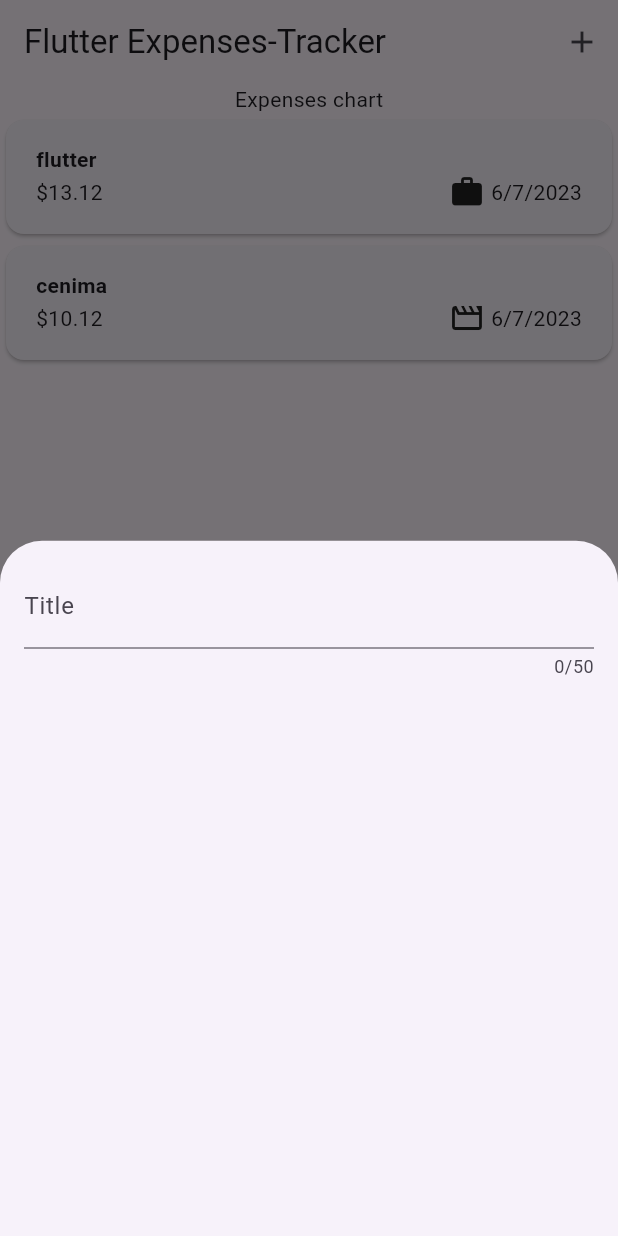
After one commit to akashdevav/Flutter_expense-tracker, a Flutter app: the screen it shows after launch, after a tap on the "add" icon, on a phone screen of 412 x 824 dp. The commit adds this screen. Run offline on Flutter 3.47's test engine with Material 2 defaults, Android fonts, the phone set to English and light mode, and no system bars.

Commit message:
added appbar add icon functionallity to onpress event that can performs to open new_bottom_overlay

```diff
--- a/expense_app/lib/main.dart
+++ b/expense_app/lib/main.dart
@@ -3,9 +3,10 @@ import 'package:flutter/material.dart';
 
 void main() {
   runApp(
-    const MaterialApp(
+    MaterialApp(
+      theme: ThemeData(useMaterial3: true),
       debugShowCheckedModeBanner: false,
-      home: Expenses(),
+      home: const Expenses(),
     ),
   );
 }
--- a/expense_app/lib/widget/expenses.dart
+++ b/expense_app/lib/widget/expenses.dart
@@ -1,5 +1,6 @@
 import 'package:expense_app/Model/expense.dart';
 import 'package:expense_app/widget/expenses_list/expenses_list.dart';
+import 'package:expense_app/widget/new_expenses.dart';
 import 'package:flutter/material.dart';
 
 class Expenses extends StatefulWidget {
@@ -10,7 +11,6 @@ class Expenses extends StatefulWidget {
 }
 
 class _ExpensesState extends State<Expenses> {
-
   final List<Expense> _registeredExpense = [
     Expense(
         title: 'flutter',
@@ -24,9 +24,28 @@ class _ExpensesState extends State<Expenses> {
         category: Category.leisure)
   ];
 
+  //Method for the add icon to show the new_bottom_add_overlay.
+  void _openAddOverlay() {
+    showModalBottomSheet(
+      context: context,
+      builder: (ctx) => const NewExpenses(),
+    );
+  }
+
   @override
   Widget build(BuildContext context) {
     return Scaffold(
+      appBar: AppBar(
+        actions: [
+          IconButton(
+            onPressed: _openAddOverlay,
+            icon: const Icon(
+              Icons.add,
+            ),
+          ),
+        ],
+        title: const Text('Flutter Expenses-Tracker'),
+      ),
       body: Column(
         children: [
           const Text('Expenses chart'),
--- /dev/null
+++ b/expense_app/lib/widget/new_expenses.dart
@@ -0,0 +1,27 @@
+import 'package:flutter/material.dart';
+
+class NewExpenses extends StatefulWidget {
+  const NewExpenses({super.key});
+
+  @override
+  State<NewExpenses> createState() => _NewExpensesState();
+}
+
+class _NewExpensesState extends State<NewExpenses> {
+  @override
+  Widget build(BuildContext context) {
+    return Padding(
+      padding: const EdgeInsets.all(16),
+      child: Column(
+        children: const [
+          TextField(
+            maxLength: 50,
+            decoration: InputDecoration(
+              label: Text('Title'),
+            ),
+          )
+        ],
+      ),
+    );
+  }
+}
```
